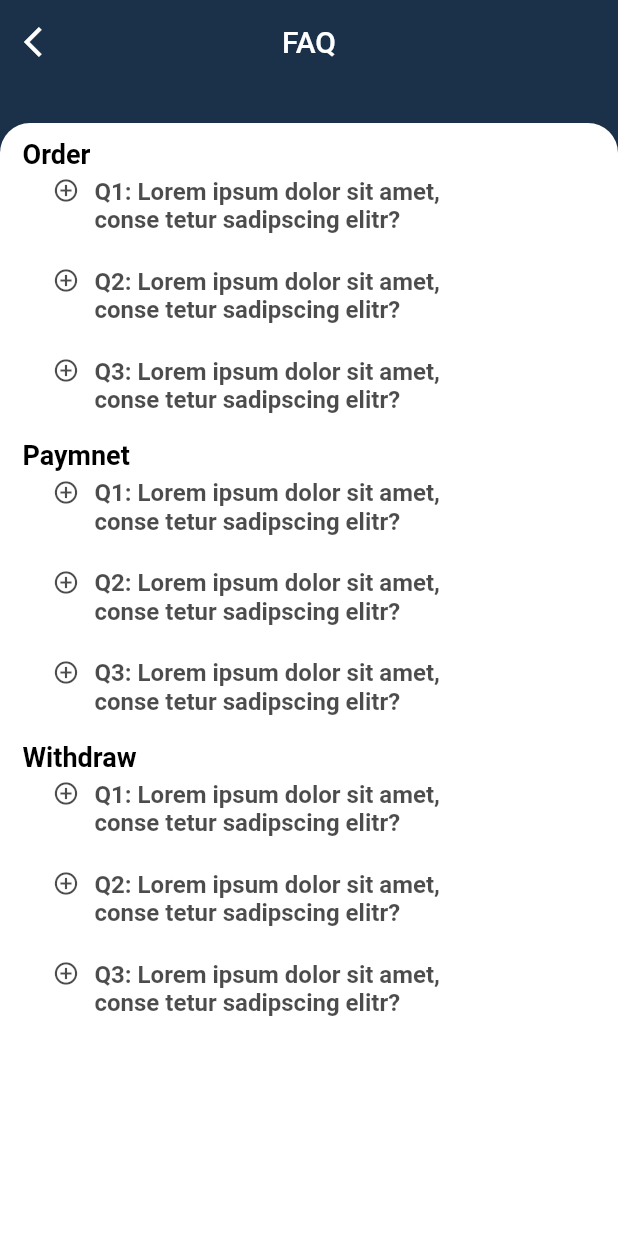
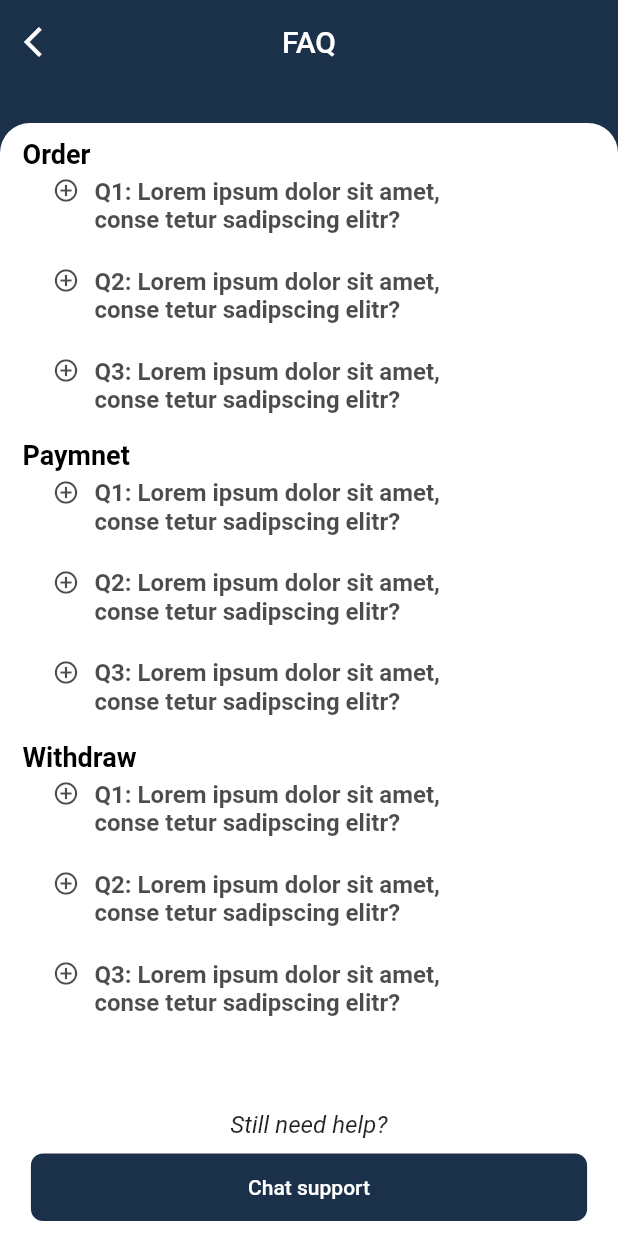
Before and after one commit to msi-shamim/pendu_driver, a Flutter app: the ProfileFAQ screen opened directly, on a phone screen of 412 x 824 dp. Run offline on Flutter 3.47's test engine with Material 2 defaults, Android fonts, the phone set to English and light mode, and no system bars; our stand-ins replace buttons_tabbar, dotted_border, dotted_line, fl_chart, flutter_svg, flutter_switch and 5 more; missing offline and left inert: draggable_bottom_sheet; project files that could hold a hidden picture were left out.

Commit message:
10/5/21 8:34 am

```diff
--- a/lib/screen/profile_faq.dart
+++ b/lib/screen/profile_faq.dart
@@ -1,5 +1,6 @@
 import 'package:flutter/cupertino.dart';
 import 'package:flutter/material.dart';
+import 'package:pendu_driver/screen/screen.dart';
 import 'package:pendu_driver/utils/utils.dart';
 
 class ProfileFAQ extends StatefulWidget {
@@ -232,6 +233,44 @@ class _ProfileFAQState extends State<ProfileFAQ> {
     );
   }
 
+  Widget _buildChatButton() {
+    return Column(
+      children: [
+        Container(
+          margin: EdgeInsets.symmetric(vertical: 10.0),
+          child: Text(
+            'Still need help?',
+            style: TextStyle(fontStyle: FontStyle.italic, fontSize: 16),
+          ),
+        ),
+        SizedBox(
+          width: MediaQuery.of(context).size.width * .90,
+          height: 45,
+          child: ElevatedButton(
+            onPressed: () {
+              Navigator.push(
+                  context,
+                  MaterialPageRoute(
+                      builder: (context) => ProfileChatSupport()));
+            },
+            style: ElevatedButton.styleFrom(
+              elevation: 0,
+              primary: Theme.of(context).primaryColor,
+              onPrimary: Colors.white,
+              shape: RoundedRectangleBorder(
+                borderRadius: BorderRadius.circular(8.0),
+              ),
+              // side: BorderSide(
+              //   color: Pendu.color('90A0B2'),
+              // ),
+            ),
+            child: Text('Chat support'),
+          ),
+        ),
+      ],
+    );
+  }
+
   @override
   Widget build(BuildContext context) {
     return Scaffold(
@@ -250,7 +289,9 @@ class _ProfileFAQState extends State<ProfileFAQ> {
                       topLeft: Radius.circular(20),
                       topRight: Radius.circular(20)),
                   color: Colors.white),
-              child: Expanded(
+              child: Column(
+                children: [
+                  Expanded(
                     child: ListView(
                       children: [
                         _buildOrderFaq(),
@@ -259,6 +300,9 @@ class _ProfileFAQState extends State<ProfileFAQ> {
                       ],
                     ),
                   ),
+                  _buildChatButton(),
+                ],
+              ),
             )));
   }
 }
--- a/lib/screen/profile_report_problem.dart
+++ b/lib/screen/report_problem.dart
@@ -3,12 +3,12 @@ import 'package:flutter/material.dart';
 import 'package:flutter_svg/svg.dart';
 import 'package:pendu_driver/utils/utils.dart';
 
-class ProfileReportProblem extends StatefulWidget {
+class ReportProblem extends StatefulWidget {
   @override
-  _ProfileReportProblemState createState() => _ProfileReportProblemState();
+  _ReportProblemState createState() => _ReportProblemState();
 }
 
-class _ProfileReportProblemState extends State<ProfileReportProblem> {
+class _ReportProblemState extends State<ReportProblem> {
   Widget _buildTitleTextField() {
     return TextFormField(
       maxLines: 1,
--- a/lib/screen/screen.dart
+++ b/lib/screen/screen.dart
@@ -20,7 +20,7 @@ export 'package:pendu_driver/screen/profile_payment_card.dart';
 export 'package:pendu_driver/screen/profile_bank_details.dart';
 export 'package:pendu_driver/screen/profile_chat_support.dart';
 export 'package:pendu_driver/screen/profile_faq.dart';
-export 'package:pendu_driver/screen/profile_report_problem.dart';
+export 'package:pendu_driver/screen/report_problem.dart';
 export 'package:pendu_driver/screen/profile_notification.dart';
 
 export 'package:pendu_driver/utils/data.dart';
```
Also changed, not shown: lib/screen/job_search.dart (+11 -3 lines), lib/utils/shopping_bottom_popup.dart (+11 -3 lines). Lines whose indentation alone changed are shown as unchanged.
